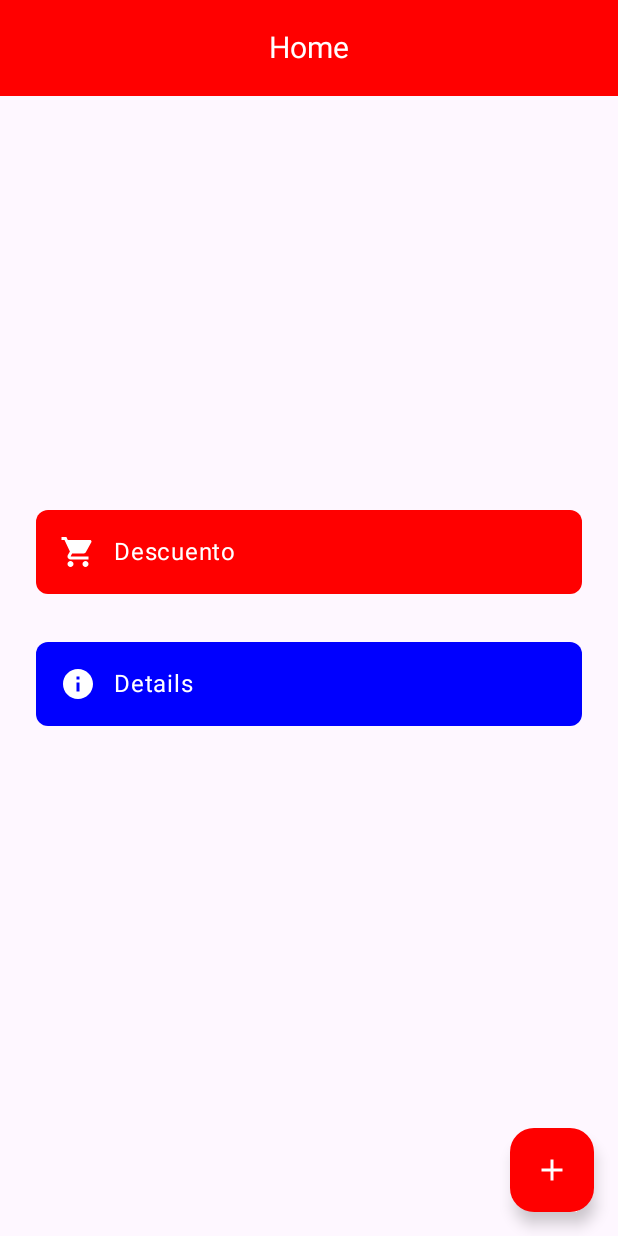
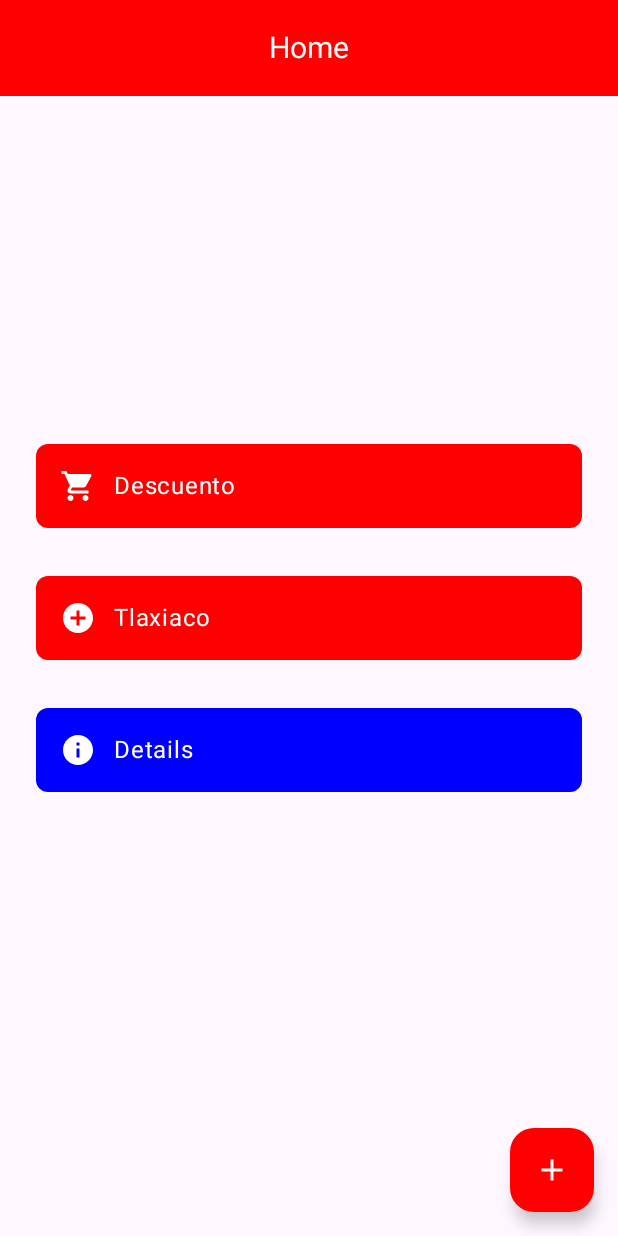
Before and after one commit to IsraelMerlyn/miapp_, an Android app built with Jetpack Compose: the screen it shows after launch (MainActivity), on a phone screen of 412 x 824 dp. Run offline under Robolectric (Android 15) with nearby library versions, the phone set to English and light mode, and no system bars; libraries missing offline, so code that uses them is left out: com.google.android.libraries.

Commit message:
tasks #15 Creando Metodos para realizar el descuento

```diff
--- a/app/src/main/java/com/israelmerlyn/app_jetpack/views/HomeView.kt
+++ b/app/src/main/java/com/israelmerlyn/app_jetpack/views/HomeView.kt
@@ -14,6 +14,7 @@ import androidx.compose.foundation.lazy.LazyColumn
 import androidx.compose.foundation.lazy.items
 import androidx.compose.foundation.shape.RoundedCornerShape
 import androidx.compose.material.icons.Icons
+import androidx.compose.material.icons.filled.AddCircle
 import androidx.compose.material.icons.filled.Info
 import androidx.compose.material.icons.filled.ShoppingCart
 import androidx.compose.material3.CenterAlignedTopAppBar
@@ -76,6 +77,7 @@ fun ContentHomeView(navController: NavController) {
     // Lista de opciones con íconos
     val options = listOf(
         Option("Descuento", Color.Red, Icons.Default.ShoppingCart, "Descuento"),
+        Option("Tlaxiaco", Color.Red, Icons.Default.AddCircle, "Descuento"),
         Option("Details", Color.Blue, Icons.Default.Info, "Details/${id}/?${opcional}")
     )
 
```
Also changed, not shown: app/src/main/java/com/israelmerlyn/app_jetpack/views/DescuentoView.kt (+10 -1 lines).
